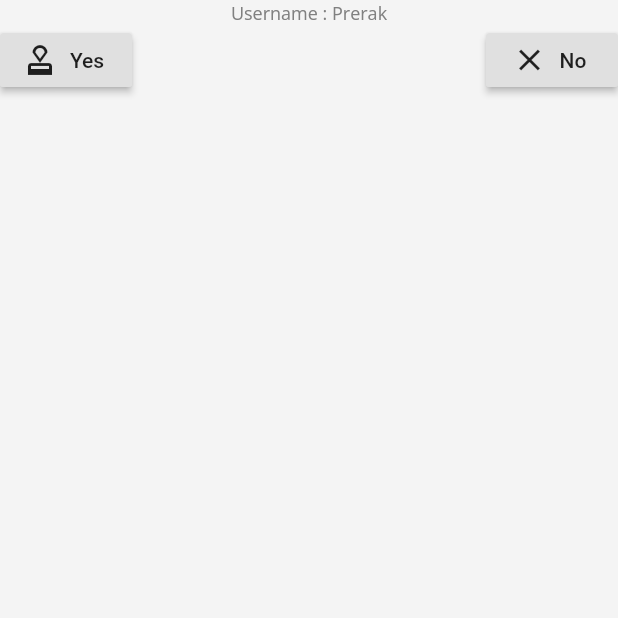
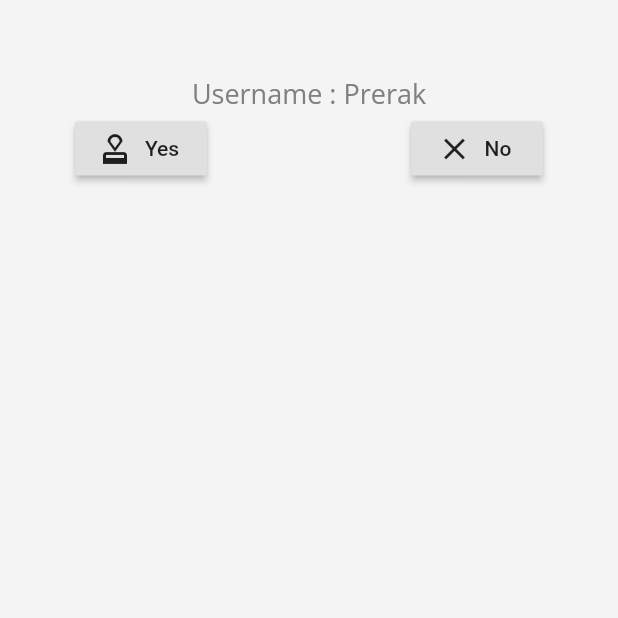
Before and after one commit to PrerakGada/need-for-code-33, a Flutter app: the Approval screen opened directly, on a phone screen of 412 x 824 dp, the top half of it. Run offline on Flutter 3.47's test engine with Material 2 defaults, Android fonts, the light colour scheme and no system bars; our stand-ins replace cloud_firestore, expandable, firebase_auth, firebase_core, fl_chart, google_fonts and 5 more; accounts and stored records are empty.

Commit message:
Finish up approval screen

```diff
--- a/lib/main.dart
+++ b/lib/main.dart
@@ -1,6 +1,7 @@
 import 'package:flutter/material.dart';
 import 'package:firebase_core/firebase_core.dart';
 import 'package:studybuddy/screens/about_us.dart';
+import 'package:studybuddy/screens/approval.dart';
 import 'package:studybuddy/screens/attendance_screen.dart';
 import 'package:studybuddy/screens/dashboard_screen.dart';
 import 'package:studybuddy/screens/home_screen.dart';
@@ -56,7 +57,8 @@ class MyApp extends StatelessWidget {
         ReportBugs.id: (context) => ReportBugs(),
         About_Us.id: (context) => About_Us(),
         MarkSheetScreen.id: (context) => MarkSheetScreen(),
-        AttendanceScreen.id: (context) => AttendanceScreen()
+        AttendanceScreen.id: (context) => AttendanceScreen(),
+        Approval.id: (context) => Approval()
       },
     );
   }
--- a/lib/screens/approval.dart
+++ b/lib/screens/approval.dart
@@ -1,30 +1,48 @@
 import 'package:flutter/material.dart';
+import 'package:studybuddy/screens/home_screen.dart';
 
 class Approval extends StatelessWidget {
   const Approval({Key? key}) : super(key: key);
   static const String id = 'Approve';
   @override
   Widget build(BuildContext context) {
-    return Scaffold(
+    return Center(
+      child: Scaffold(
         body: Column(children: [
-        Text(
+          const Padding(
+            padding: EdgeInsets.only(top: 50),
+          ),
+          const Text(
             'Username : Prerak',
+            style: TextStyle(
+              fontSize: 18
             ),
-        Row(
+          ),
+          Padding(
+            padding: EdgeInsets.only(
+                left: 50,
+                right: 50),
+            child: Row(
               mainAxisAlignment: MainAxisAlignment.spaceBetween,
               children: [
                 RaisedButton.icon(
-                onPressed: () {},
+                  onPressed: () {
+                    Navigator.pushNamed(context, HomeScreen.id);
+                  },
                   icon: Icon(Icons.approval),
                   label: Text('Yes')),
                 RaisedButton.icon(
-              onPressed: () {},
+                  onPressed: () {
+                      Navigator.pushNamed(context, HomeScreen.id);
+                  },
                   icon: Icon(Icons.close),
                   label: Text('No'),
                 )
             ],
           )
+        ),
       ]),
+            ),
     );
   }
 }
--- a/lib/screens/attendance_screen.dart
+++ b/lib/screens/attendance_screen.dart
@@ -8,7 +8,7 @@ class AttendanceScreen extends StatelessWidget {
 
   @override
   Widget build(BuildContext context) {
-    return (
+    return Column(
     children: [
       Padding(
         padding: const EdgeInsets.only(top: 12),
```
Also changed, not shown: lib/widgets/main_drawer.dart (+8 -0 lines). Lines whose indentation alone changed are shown as unchanged.
